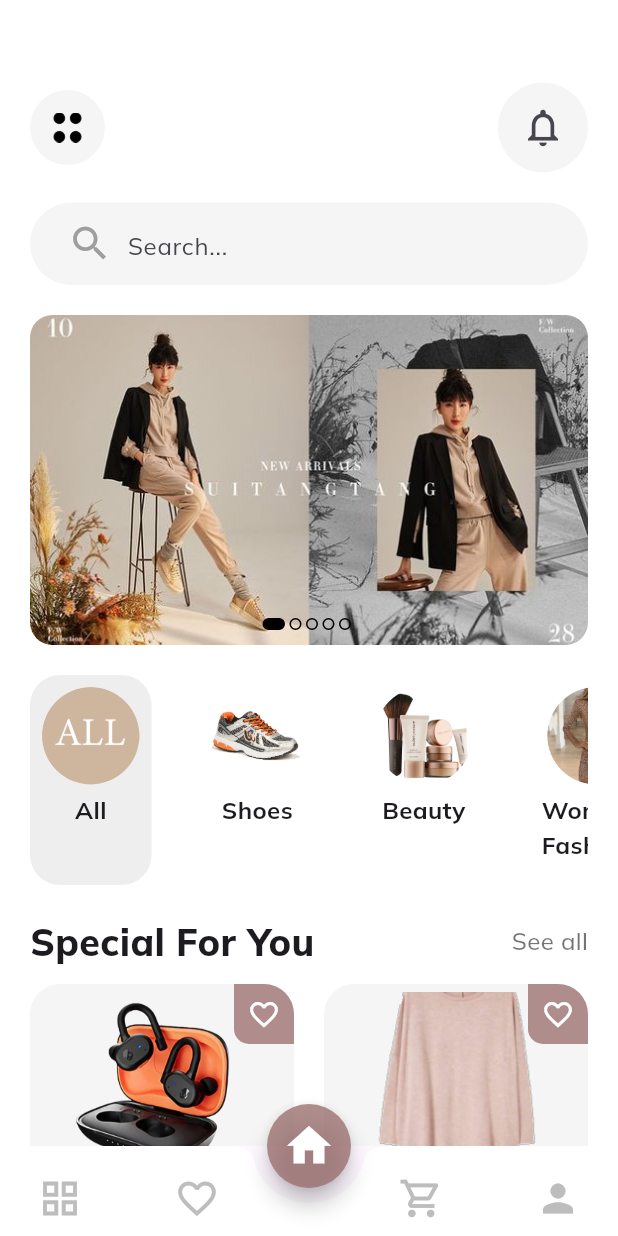
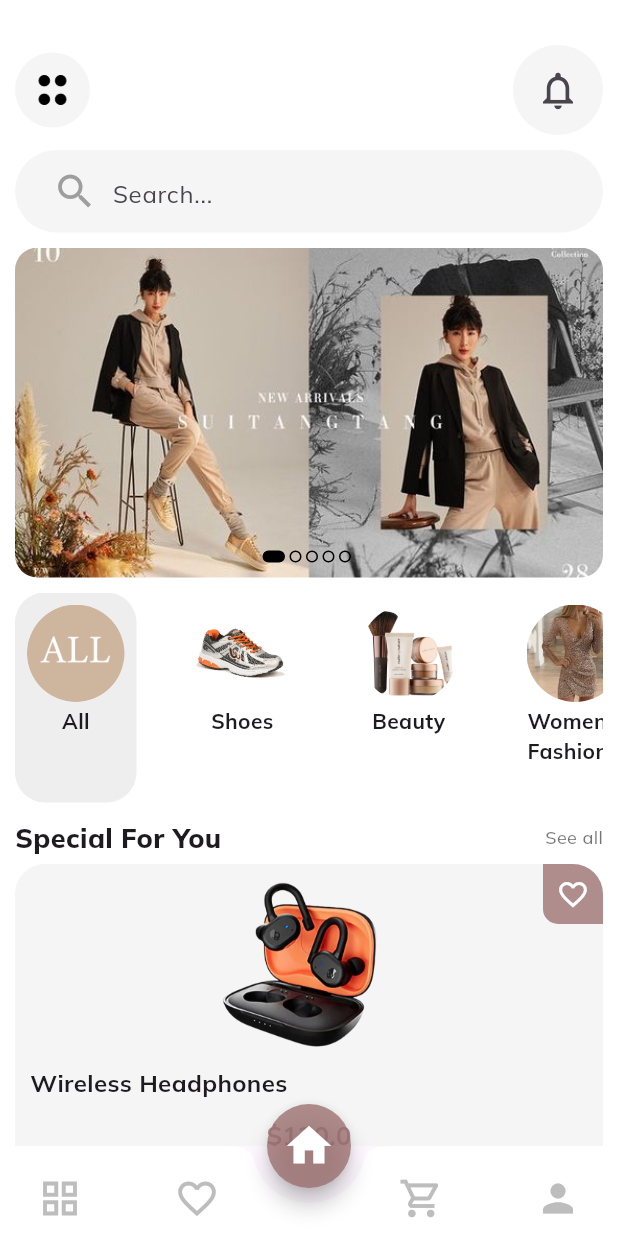
Before and after one commit to iir-projets/FlutterEcommerce, a Flutter app: the screen it shows after launch, on a phone screen of 412 x 824 dp. Run offline on Flutter 3.47's test engine with Material 3 defaults, Android fonts, the phone set to English and light mode, and no system bars; our stand-ins replace google_fonts.

Commit message:
responsiveTest

```diff
--- /dev/null
+++ b/Frontend/user/appUser/lib/responsive.dart
@@ -0,0 +1,14 @@
+import 'package:flutter/material.dart';
+
+class Responsive {
+  static const double mobile = 320;
+  static const double tablet = 768;
+  static const double desktop = 1024;
+
+  static double screenWidth(BuildContext context) => MediaQuery.of(context).size.width;
+  static double screenHeight(BuildContext context) => MediaQuery.of(context).size.height;
+
+  static bool isMobile(BuildContext context) => screenWidth(context) <= tablet;
+  static bool isTablet(BuildContext context) => screenWidth(context) > tablet && screenWidth(context) <= desktop;
+  static bool isDesktop(BuildContext context) => screenWidth(context) > desktop;
+}
--- a/Frontend/user/appUser/lib/screens/Home/home_screen.dart
+++ b/Frontend/user/appUser/lib/screens/Home/home_screen.dart
@@ -3,6 +3,7 @@ import 'dart:async';
 import 'package:ecommerce_mobile_app/models/product_model.dart';
 import 'package:ecommerce_mobile_app/screens/Home/Widget/product_cart.dart';
 import 'package:ecommerce_mobile_app/screens/Home/Widget/search_bar.dart';
+import 'package:ecommerce_mobile_app/responsive.dart';
 import 'package:flutter/material.dart';
 
 import '../../models/category.dart';
@@ -43,23 +44,24 @@ class _HomeScreenState extends State<HomeScreen> {
       jewelry,
       menFashion
     ];
+
     return loadWait == true
         ? Loading()
         : Scaffold(
             backgroundColor: Colors.white,
             body: SingleChildScrollView(
               child: Padding(
-                padding: const EdgeInsets.all(20),
+                padding: EdgeInsets.all(Responsive.isMobile(context) ? 10 : 20),
                 child: Column(
                   crossAxisAlignment: CrossAxisAlignment.start,
                   children: [
-                    const SizedBox(height: 35),
+                    SizedBox(height: Responsive.isMobile(context) ? 20 : 35),
                     // for custom appbar
                     const CustomAppBar(),
-                    const SizedBox(height: 20),
+                    SizedBox(height: Responsive.isMobile(context) ? 10 : 20),
                     // for search bar
                     const MySearchBAR(),
-                    const SizedBox(height: 20),
+                    SizedBox(height: Responsive.isMobile(context) ? 10 : 20),
                     ImageSlider(
                       currentSlide: currentSlider,
                       onChange: (value) {
@@ -70,19 +72,19 @@ class _HomeScreenState extends State<HomeScreen> {
                         );
                       },
                     ),
-                    const SizedBox(height: 20),
+                    SizedBox(height: Responsive.isMobile(context) ? 10 : 20),
                     // for category selection
                     categoryItems(),
 
-                    const SizedBox(height: 20),
+                    SizedBox(height: Responsive.isMobile(context) ? 10 : 20),
                     if (selectedIndex == 0)
-                      const Row(
+                      Row(
                         mainAxisAlignment: MainAxisAlignment.spaceBetween,
                         children: [
                           Text(
                             "Special For You",
                             style: TextStyle(
-                              fontSize: 25,
+                              fontSize: Responsive.isMobile(context) ? 18 : 25,
                               fontWeight: FontWeight.w800,
                             ),
                           ),
@@ -90,24 +92,23 @@ class _HomeScreenState extends State<HomeScreen> {
                             "See all",
                             style: TextStyle(
                               fontWeight: FontWeight.w500,
-                              fontSize: 16,
+                              fontSize: Responsive.isMobile(context) ? 12 : 16,
                               color: Colors.black54,
                             ),
                           ),
                         ],
                       ),
                     // for shopping items
-                    const SizedBox(height: 10),
+                    SizedBox(height: Responsive.isMobile(context) ? 5 : 10),
                     GridView.builder(
                       padding: EdgeInsets.zero,
                       physics: const NeverScrollableScrollPhysics(),
                       shrinkWrap: true,
-                      gridDelegate:
-                          const SliverGridDelegateWithFixedCrossAxisCount(
-                              crossAxisCount: 2,
-                              childAspectRatio: 0.75,
-                              crossAxisSpacing: 20,
-                              mainAxisSpacing: 20),
+                      gridDelegate: SliverGridDelegateWithFixedCrossAxisCount(
+                          crossAxisCount: Responsive.isMobile(context) ? 1 : 2,
+                          childAspectRatio: Responsive.isMobile(context) ? 1.2 : 0.75,
+                          crossAxisSpacing: 20,
+                          mainAxisSpacing: 20),
                       itemCount: selectcategories[selectedIndex].length,
                       itemBuilder: (context, index) {
                         return ProductCard(
@@ -130,7 +131,7 @@ class _HomeScreenState extends State<HomeScreen> {
         itemCount: categoriesList.length,
         physics: const BouncingScrollPhysics(),
         separatorBuilder: (context, index) =>
-            const SizedBox(width: 30), // Ajout de l'espace entre chaque élément
+            const SizedBox(width: 30), // space between each element
         itemBuilder: (context, index) {
           return GestureDetector(
             onTap: () {
@@ -159,13 +160,13 @@ class _HomeScreenState extends State<HomeScreen> {
                       ),
                     ),
                     padding:
-                        const EdgeInsets.only(bottom: 5), // Ajout de padding en bas
+                        const EdgeInsets.only(bottom: 5), // padding at the bottom
                   ),
-                  const SizedBox(height: 6),
+                  SizedBox(height: Responsive.isMobile(context) ? 3 : 6),
                   Text(
                     categoriesList[index].title,
-                    style: const TextStyle(
-                      fontSize: 16,
+                    style: TextStyle(
+                      fontSize: Responsive.isMobile(context) ? 14 : 16,
                       fontWeight: FontWeight.bold,
                     ),
                   )
```
